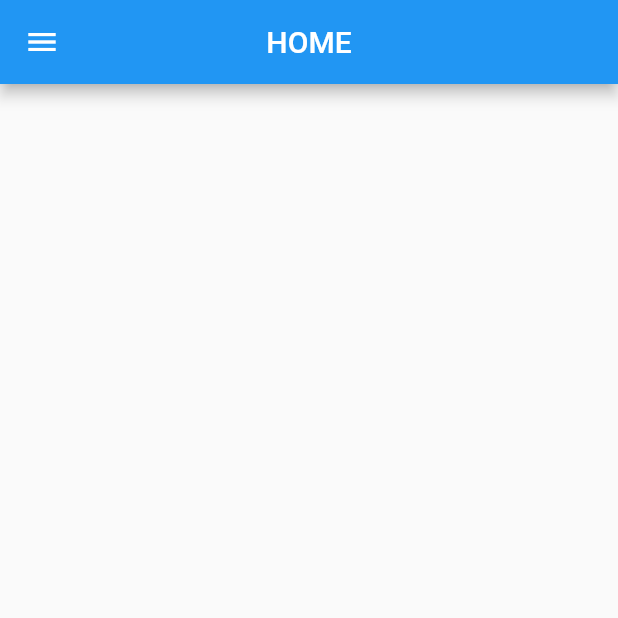
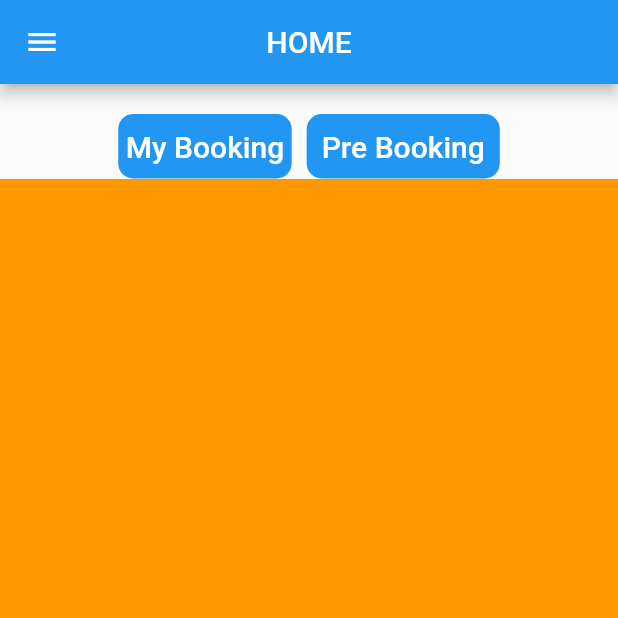
Before and after one commit to namankk/travel_app_extranet, a Flutter app: the HomePage screen opened directly, on a phone screen of 412 x 824 dp, the top half of it. Run offline on Flutter 3.47's test engine with Material 2 defaults, Android fonts, the phone set to English and light mode, and no system bars; our stand-ins replace font_awesome_flutter.

Commit message:
Home page basic structure created

```diff
--- a/lib/screens/HomePage.dart
+++ b/lib/screens/HomePage.dart
@@ -10,6 +10,7 @@ class HomePage extends StatefulWidget{
 
 }
 class _HomePage extends State<HomePage>{
+  PageController _controller=PageController();
   @override
   Widget build(BuildContext context) {
     // TODO: implement build
@@ -20,6 +21,52 @@ class _HomePage extends State<HomePage>{
           title: Text("HOME"),
         ),
         body: Container(
+          child: Column(
+            children: <Widget>[
+              Container(
+                margin: EdgeInsets.only(top: 20.0),
+                child: Row(
+                  mainAxisAlignment: MainAxisAlignment.center,
+                  children: <Widget>[
+                    Container(
+                      child: Text("My Booking",style: Theme.of(context).textTheme.headline6.apply(color: Colors.white),),
+                      decoration: BoxDecoration(
+                        color: Colors.blue,
+                       borderRadius: BorderRadius.all(Radius.circular(10.0))
+                      ),
+                      padding: EdgeInsets.only(top: 10,bottom: 10,right: 5,left: 5),
+                    ),
+                    SizedBox(width: 10,),
+                    Container(
+                      child: Text("Pre Booking",style: Theme.of(context).textTheme.headline6.apply(color: Colors.white),),
+                      decoration: BoxDecoration(
+                          color: Colors.blue,
+                          borderRadius: BorderRadius.all(Radius.circular(10.0))
+                      ),
+                      padding: EdgeInsets.all(10.0),
+                    )
+                  ],
+                ),
+              ),
+        Expanded(
+          flex: 1,
+          child: PageView(
+            controller: _controller,
+            children: [
+              Container(
+                color: Colors.orange,
+              ),
+              Container(
+                color: Colors.yellow,
+              ),
+              Container(
+                color: Colors.green,
+              ),
+            ],
+          ),
+        )
+            ],
+          ),
 
         ),
         drawer: Drawer(
```
